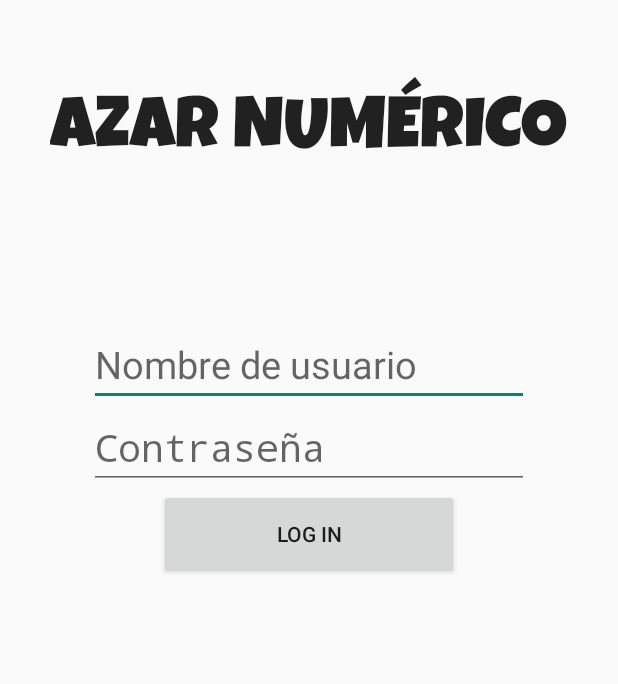
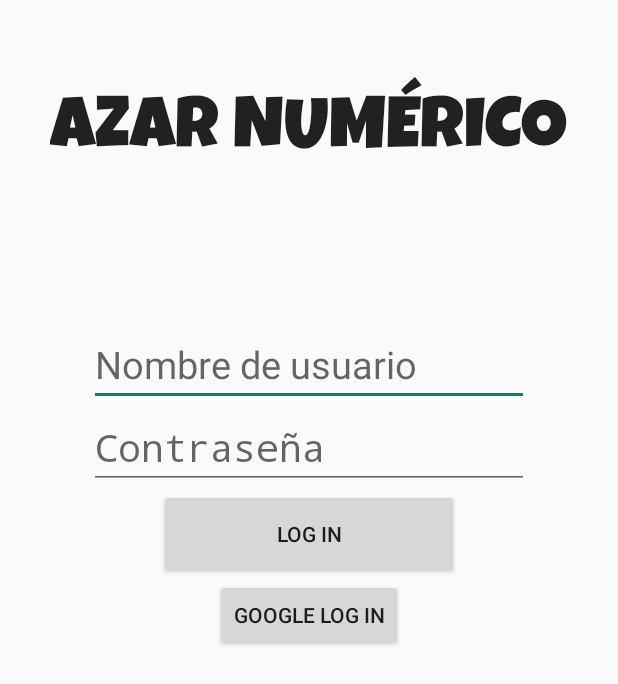
Before and after one commit to JosepPallicer/AzarNumerico, an Android app built with Jetpack Compose: the layout activity_log_in.xml on its own in the app's theme, with its tools: preview values and no code run, on a phone screen of 412 x 824 dp. Shown: the top 684 px of the screen. Run offline under Robolectric (Android 15) with nearby library versions, the light colour scheme and no system bars; Roboto replaces fonts that are not available here.

Commit message:
google sign in

```diff
--- a/app/build.gradle.kts
+++ b/app/build.gradle.kts
@@ -1,6 +1,7 @@
 plugins {
     alias(libs.plugins.androidApplication)
     alias(libs.plugins.jetbrainsKotlinAndroid)
+    id ("com.google.gms.google-services")
 }
 
 android {
@@ -73,6 +74,11 @@ dependencies {
     implementation(libs.androidx.navigation.fragment.ktx)
     implementation(libs.androidx.navigation.ui.ktx)
     implementation(libs.play.services.location)
+    implementation(platform(libs.firebase.bom))
+    //noinspection UseTomlInstead
+    implementation("com.google.firebase:firebase-analytics")
+    implementation (libs.firebase.auth)
+    implementation (libs.play.services.auth)
     testImplementation(libs.junit)
     androidTestImplementation(libs.androidx.junit)
     androidTestImplementation(libs.androidx.espresso.core)
--- a/app/src/main/java/com/example/azarnumerico/HelpActivity.kt
+++ b/app/src/main/java/com/example/azarnumerico/HelpActivity.kt
@@ -4,6 +4,7 @@ import android.os.Bundle
 import android.webkit.WebView
 import androidx.activity.ComponentActivity
 import androidx.activity.enableEdgeToEdge
+
 
 class HelpActivity : ComponentActivity() {
 
--- a/app/src/main/java/com/example/azarnumerico/MainActivity.kt
+++ b/app/src/main/java/com/example/azarnumerico/MainActivity.kt
@@ -18,6 +18,7 @@ import openHelper.DatabaseHelper
 import com.example.azarnumerico.adapters.BackgroundMusic
 import com.example.azarnumerico.adapters.MusicUtil
 import com.example.azarnumerico.adapters.SoundPreferences
+import com.google.firebase.FirebaseApp
 
 class MainActivity : ComponentActivity() {
 
@@ -43,6 +44,7 @@ class MainActivity : ComponentActivity() {
         val scoreButton = findViewById<Button>(R.id.scoreButton)
         val configButton = findViewById<Button>(R.id.configButton)
 
+        FirebaseApp.initializeApp(this)
 
         reBuyButton.isEnabled = false
 
@@ -218,4 +220,5 @@ class MainActivity : ComponentActivity() {
         }
     }
 
+
 }
--- a/app/src/main/res/layout/activity_log_in.xml
+++ b/app/src/main/res/layout/activity_log_in.xml
@@ -48,7 +48,14 @@
         android:layout_gravity="center"
         android:width="200dp"
         android:height="60dp"
-        android:text="Log in" />
+        android:text="@string/log_inButton" />
+
+    <Button
+        android:id="@+id/googleButton"
+        android:layout_width="wrap_content"
+        android:layout_height="wrap_content"
+        android:layout_gravity="center"
+        android:text="@string/googleButton" />
 
 
 </LinearLayout>
--- a/app/src/main/res/values/strings.xml
+++ b/app/src/main/res/values/strings.xml
@@ -49,4 +49,8 @@
     <string name="portugueseSelect">Portugues</string>
     <string name="italianSelect">Italiano</string>
     <string name="frenchSelect">Frances</string>
+    <string name="log_inButton">Log in</string>
+    <string name="googleButton">Google Log In</string>
+    <string name="default_web_client_id">690112336400-ts42let18aofpg7vafc0rqihu6td883u.apps.googleusercontent.com</string>
+
 </resources>
--- a/build.gradle.kts
+++ b/build.gradle.kts
@@ -2,4 +2,5 @@
 plugins {
     alias(libs.plugins.androidApplication) apply false
     alias(libs.plugins.jetbrainsKotlinAndroid) apply false
+    id("com.google.gms.google-services") version "4.4.1" apply false
 }
```
Also changed, not shown: app/src/main/java/com/example/azarnumerico/LogInActivity.kt (+79 -9 lines), gradle/libs.versions.toml (+8 -0 lines), 5 other files.
